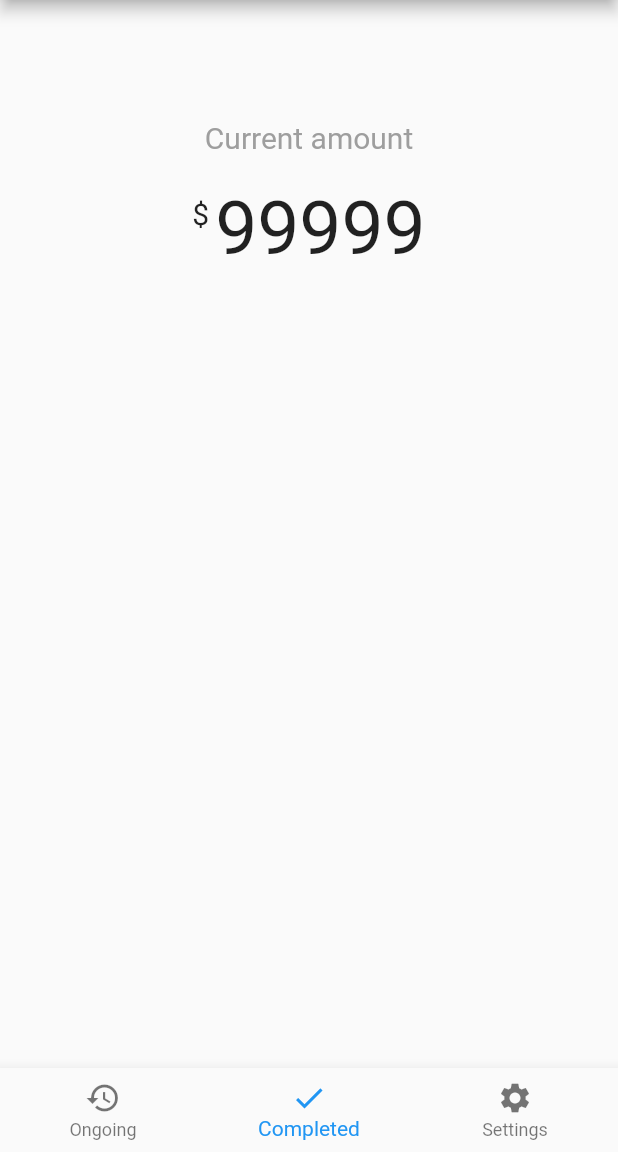
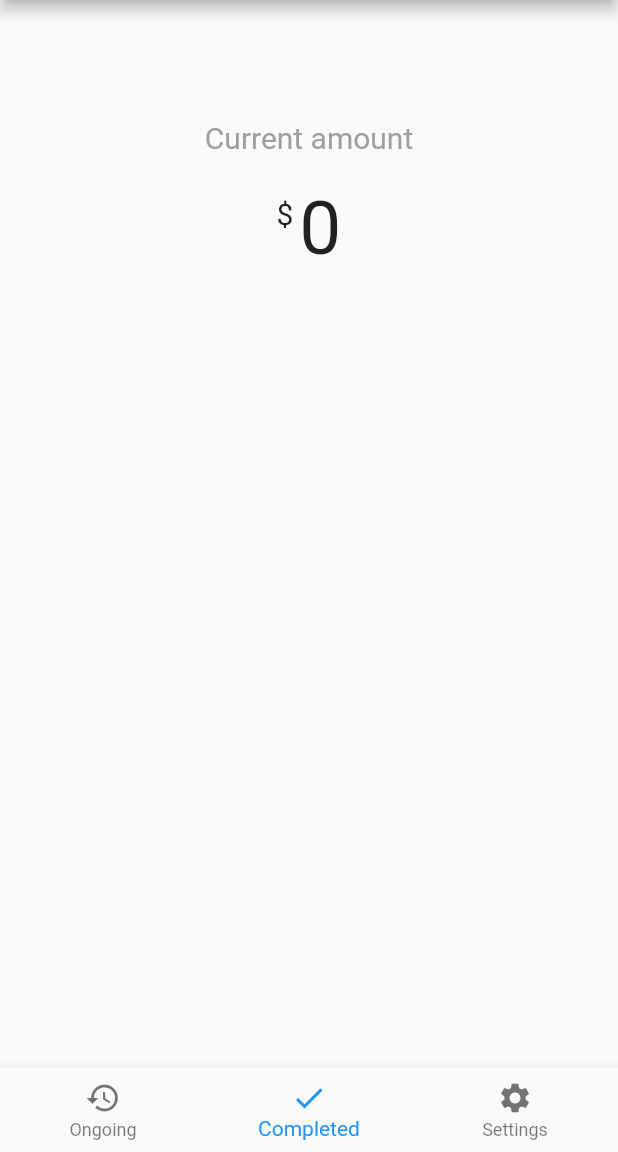
Before and after one commit to AgentFabulous/FundRazor, a Flutter app: the screen it shows after launch, swiped to page 2, on a phone screen of 412 x 824 dp, the part 84-1236 px from its top. Run offline on Flutter 3.47's test engine with Material 2 defaults, Android fonts, the phone set to English and light mode, and no system bars; generated files the repository leaves out were written again; statements that could not run were skipped.

Commit message:
Even out padding and set amount correctly
Signed-off-by: Kshitij Gupta <kshitijgm@gmail.com>

```diff
--- a/lib/internal/common.dart
+++ b/lib/internal/common.dart
@@ -13,3 +13,11 @@ int calculateLength(bool isDone) {
   }
   return _len;
 }
+
+int calculateTotalAmount() {
+  int sum = 0;
+  for (int i = 0; i < lists.allLists.length; i++) {
+    if (lists.allLists[i].isDone) sum += lists.allLists[i].recalculatedAmount;
+  }
+  return sum;
+}
--- a/lib/pages/Page1.dart
+++ b/lib/pages/Page1.dart
@@ -18,6 +18,8 @@ class Page1 extends StatefulWidget {
 class _Page1 extends State<Page1> {
   List<Widget> cards;
 
+  int totalAmountDisplay = 0;
+
   Widget _totalAmountWidgetGen() {
     return new Column(
         crossAxisAlignment: CrossAxisAlignment.stretch,
@@ -35,14 +37,14 @@ class _Page1 extends State<Page1> {
                   child: new Text("\$",
                       style: new TextStyle(fontSize: 20.0),
                       textAlign: TextAlign.center),
-                  padding: EdgeInsets.only(top: 0.0, bottom: 100.0),
+                  padding: EdgeInsets.only(top: 0.0, bottom: 50.0),
                 ),
                 new Padding(padding: EdgeInsets.all(2.0)),
                 new Container(
-                  child: new Text("99999",
+                  child: new Text(totalAmountDisplay.toString(),
                       style: new TextStyle(fontSize: 50.0),
                       textAlign: TextAlign.center),
-                  padding: EdgeInsets.only(top: 20.0, bottom: 100.0),
+                  padding: EdgeInsets.only(top: 20.0, bottom: 50.0),
                 ),
               ]),
         ]);
@@ -51,12 +53,14 @@ class _Page1 extends State<Page1> {
   void triggerSetState() {
     setState(() {
       cards = buildTiles(isDone, _totalAmountWidgetGen());
+      totalAmountDisplay = calculateTotalAmount();
     });
   }
 
   @override
   Widget build(BuildContext context) {
     cards = buildTiles(isDone, _totalAmountWidgetGen());
+    totalAmountDisplay = calculateTotalAmount();
     var column = new Column(
       crossAxisAlignment: CrossAxisAlignment.stretch,
       children: cards,
```
